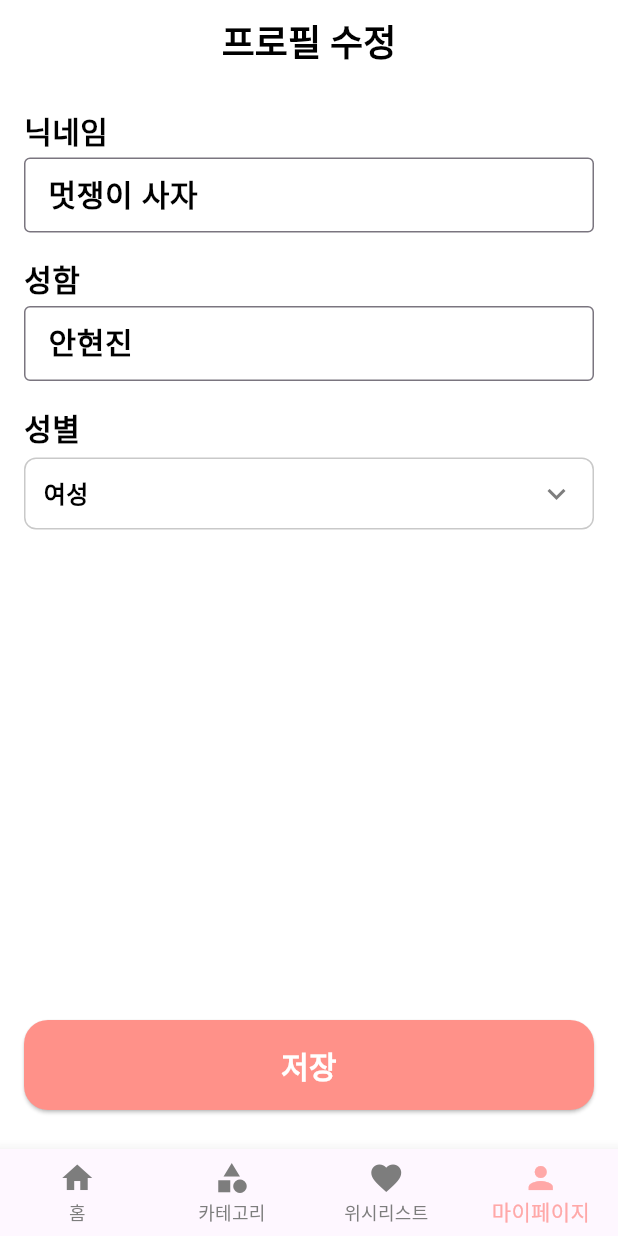
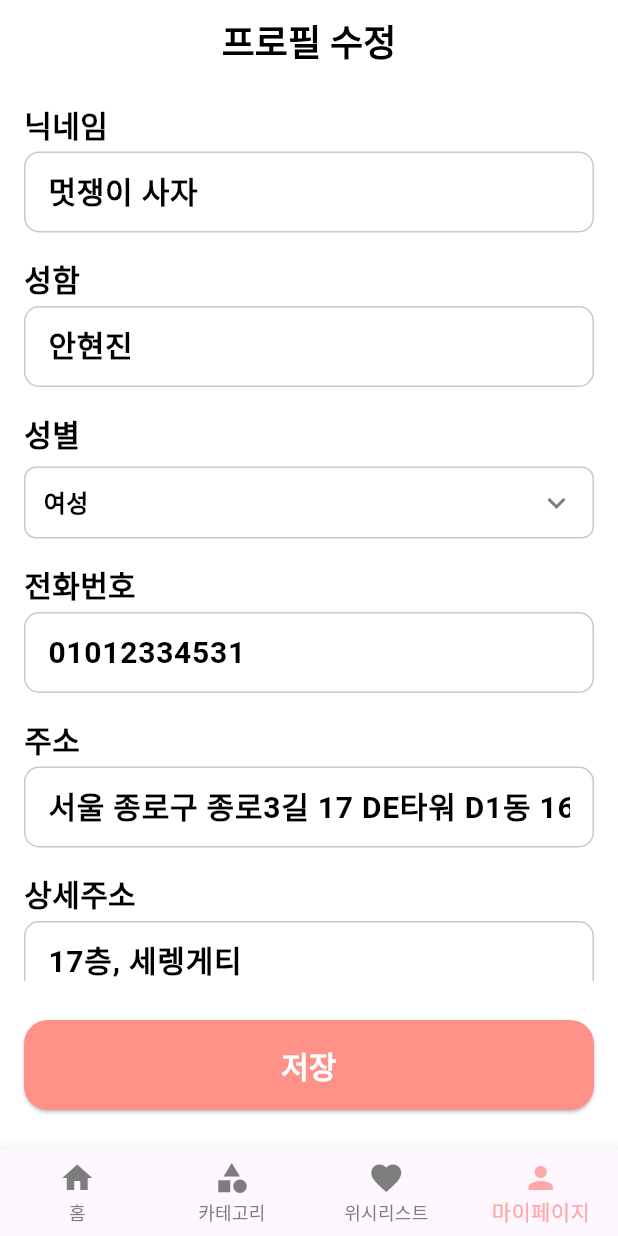
Before and after one commit to LIKELION-Android-Bootcamp-4th/on_woori, a Flutter app: the EditProfilePage screen opened by its route, on a phone screen of 412 x 824 dp. Run offline on Flutter 3.47's test engine with Material 3 defaults, Android fonts, the phone set to English and light mode, and no system bars; our stand-ins replace dio, flutter_secure_storage, go_router, pretty_dio_logger; accounts and stored records are empty; network calls fail.

Commit message:
feat: 주문상세정보에서 불러올 수 있도록 EditProfilePage에 전화번호/주소/상세주소 필드 추가 (기재란만 추가)

```diff
--- a/lib/ui/mypage/editprofile/editprofile.dart
+++ b/lib/ui/mypage/editprofile/editprofile.dart
@@ -1,7 +1,5 @@
 import 'package:flutter/material.dart';
-import 'package:go_router/go_router.dart';
 import 'package:on_woori/core/styles/app_colors.dart';
-import 'package:on_woori/l10n/app_localizations.dart';
 import 'package:on_woori/widgets/bottom_button.dart';
 import 'package:on_woori/widgets/dropdown.dart';
 
@@ -15,6 +13,10 @@ class EditProfilePage extends StatefulWidget {
 class _EditProfilePageState extends State<EditProfilePage> {
   final TextEditingController _nicknameController = TextEditingController();
   final TextEditingController _nameController = TextEditingController();
+  final TextEditingController _phoneController = TextEditingController();
+  final TextEditingController _addressController = TextEditingController();
+  final TextEditingController _detailAddressController = TextEditingController();
+
   String _selectedGender = '여성';
 
   @override
@@ -22,12 +24,23 @@ class _EditProfilePageState extends State<EditProfilePage> {
     super.initState();
     _nicknameController.text = '멋쟁이 사자';
     _nameController.text = '안현진';
+    _phoneController.text = '01012334531';
+    _addressController.text = '서울 종로구 종로3길 17 DE타워 D1동 16,';
+    _detailAddressController.text = '17층, 세렝게티';
+  }
+
+  @override
+  void dispose() {
+    _nicknameController.dispose();
+    _nameController.dispose();
+    _phoneController.dispose();
+    _addressController.dispose();
+    _detailAddressController.dispose();
+    super.dispose();
   }
 
   @override
   Widget build(BuildContext context) {
-    final l10n = AppLocalizations.of(context)!;
-
     return Scaffold(
       backgroundColor: Colors.white,
       appBar: AppBar(
@@ -43,8 +56,8 @@ class _EditProfilePageState extends State<EditProfilePage> {
         backgroundColor: Colors.white,
         elevation: 0,
       ),
-      body: Padding(
-        padding: const EdgeInsets.all(16.0),
+      body: SingleChildScrollView(
+        padding: const EdgeInsets.symmetric(horizontal: 16, vertical: 12),
         child: Column(
           crossAxisAlignment: CrossAxisAlignment.start,
           children: [
@@ -52,14 +65,12 @@ class _EditProfilePageState extends State<EditProfilePage> {
             _buildTextField(_nicknameController),
 
             const SizedBox(height: 16),
-
             _buildLabel('성함'),
             _buildTextField(_nameController),
 
             const SizedBox(height: 16),
-
             _buildLabel('성별'),
-            const SizedBox(height: 6),
+            const SizedBox(height: 8),
             CustomDropdown(
               selectedValue: _selectedGender,
               items: ['여성', '남성', '선택하지않음'],
@@ -70,11 +81,31 @@ class _EditProfilePageState extends State<EditProfilePage> {
               },
             ),
 
-            const Spacer(),
+            const SizedBox(height: 16),
+            _buildLabel('전화번호'),
+            _buildTextField(_phoneController, keyboardType: TextInputType.phone),
 
-            BottomButton(buttonText: '저장', pressedFunc: (){}),
-            // TODO: 저장 후 마이페이지로 이동하도록 구현
+            const SizedBox(height: 16),
+            _buildLabel('주소'),
+            _buildTextField(_addressController),
+
+            const SizedBox(height: 16),
+            _buildLabel('상세주소'),
+            _buildTextField(_detailAddressController),
+
+            const SizedBox(height: 32),
           ],
+        ),
+      ),
+      bottomNavigationBar: SafeArea(
+        child: Padding(
+          padding: const EdgeInsets.all(16.0),
+          child: BottomButton(
+            buttonText: '저장',
+            pressedFunc: () {
+              // TODO: 저장 후 이동 처리
+            },
+          ),
         ),
       ),
     );
@@ -91,22 +122,35 @@ class _EditProfilePageState extends State<EditProfilePage> {
     );
   }
 
-  Widget _buildTextField(TextEditingController controller) {
+  Widget _buildTextField(
+      TextEditingController controller, {
+        TextInputType keyboardType = TextInputType.text,
+      }) {
     return Column(
       children: [
         const SizedBox(height: 4),
         TextField(
           controller: controller,
+          keyboardType: keyboardType,
           style: const TextStyle(
             fontWeight: FontWeight.w600,
             fontSize: 20,
             color: Colors.black,
           ),
-          decoration: const InputDecoration(
+          decoration: InputDecoration(
             isDense: true,
-            contentPadding: EdgeInsets.symmetric(vertical: 10, horizontal: 12),
+            contentPadding: const EdgeInsets.symmetric(vertical: 12, horizontal: 12),
             border: OutlineInputBorder(
-              borderSide: BorderSide(color: AppColors.DividerTextBoxLineDivider),
+              borderRadius: BorderRadius.circular(10),
+              borderSide: const BorderSide(color: AppColors.DividerTextBoxLineDivider),
+            ),
+            enabledBorder: OutlineInputBorder(
+              borderRadius: BorderRadius.circular(10),
+              borderSide: const BorderSide(color: AppColors.DividerTextBoxLineDivider),
+            ),
+            focusedBorder: OutlineInputBorder(
+              borderRadius: BorderRadius.circular(10),
+              borderSide: const BorderSide(color: AppColors.DividerTextBoxLineDivider),
             ),
           ),
         ),
```
